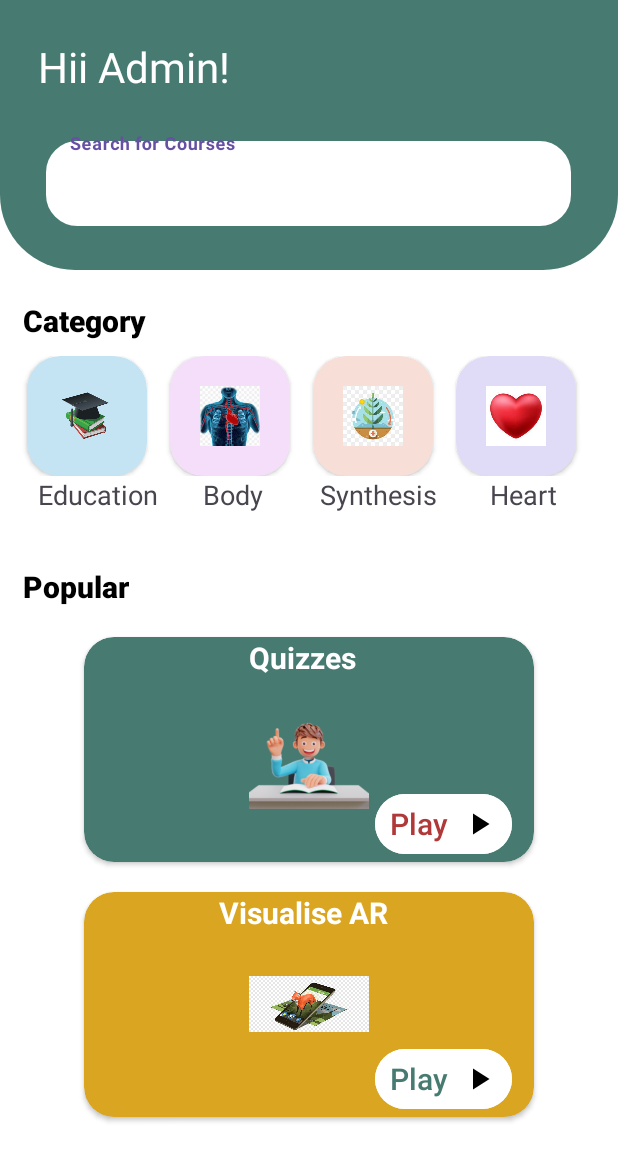
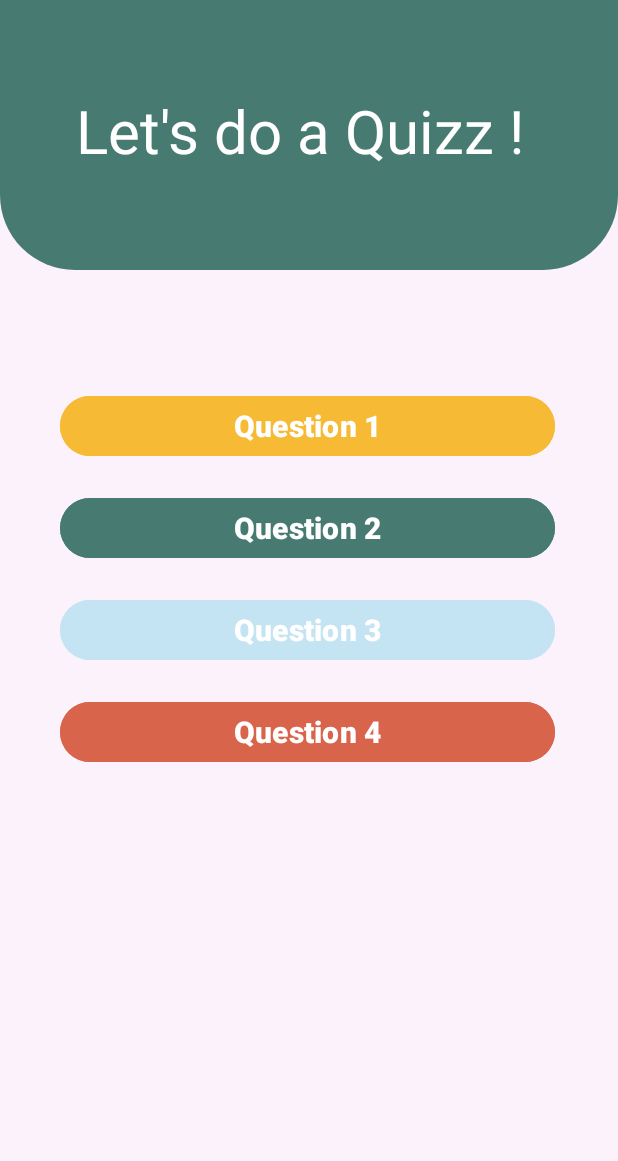
Before and after one commit to sidd5142/Vision_AR, an Android app: the homepage screen opened directly, with no data from a screen before it, after a tap on "Play", on a phone screen of 412 x 824 dp. Shown: the top 1161 px of the screen. Run offline under Robolectric (Android 15) with nearby library versions, the phone set to English and light mode, and no system bars.

Commit message:
Initial Commit

```diff
--- a/app/src/main/AndroidManifest.xml
+++ b/app/src/main/AndroidManifest.xml
@@ -21,6 +21,9 @@
         android:theme="@style/Theme.NSUT"
         tools:targetApi="31">
         <activity
+            android:name=".MCQ"
+            android:exported="false" />
+        <activity
             android:name=".homepage"
             android:exported="false" />
         <activity
--- /dev/null
+++ b/app/src/main/java/com/example/nsut/MCQ.kt
@@ -0,0 +1,19 @@
+package com.example.nsut
+
+import android.os.Bundle
+import android.widget.Button
+import androidx.appcompat.app.AppCompatActivity
+
+class MCQ : AppCompatActivity() {
+    override fun onCreate(savedInstanceState: Bundle?) {
+        super.onCreate(savedInstanceState)
+        setContentView(R.layout.activity_mcq)
+
+        val btn1 = findViewById<Button>(R.id.q1)
+        val btn2 = findViewById<Button>(R.id.q2)
+        val btn3 = findViewById<Button>(R.id.q3)
+        val btn4 = findViewById<Button>(R.id.q4)
+
+
+    }
+}
--- a/app/src/main/java/com/example/nsut/homepage.kt
+++ b/app/src/main/java/com/example/nsut/homepage.kt
@@ -1,6 +1,7 @@
 package com.example.nsut
 
 import android.content.ActivityNotFoundException
+import android.content.Intent
 import android.os.Bundle
 import android.widget.Button
 import android.widget.Toast
@@ -10,6 +11,13 @@ class homepage : AppCompatActivity() {
     override fun onCreate(savedInstanceState: Bundle?) {
         super.onCreate(savedInstanceState)
         setContentView(R.layout.activity_homepage)
+
+        var qz = findViewById<Button>(R.id.quizzesbtn)
+
+        qz.setOnClickListener {
+            val intent = Intent(this@homepage, MCQ::class.java)
+            startActivity(intent)
+        }
 
         val vr = findViewById<Button>(R.id.arbtn)
 
--- /dev/null
+++ b/app/src/main/res/layout/activity_mcq.xml
@@ -0,0 +1,82 @@
+<?xml version="1.0" encoding="utf-8"?>
+<LinearLayout xmlns:android="http://schemas.android.com/apk/res/android"
+    xmlns:app="http://schemas.android.com/apk/res-auto"
+    xmlns:tools="http://schemas.android.com/tools"
+    android:layout_width="match_parent"
+    android:layout_height="match_parent"
+    android:orientation="vertical"
+    android:background="#fbf2fc"
+    tools:context=".MCQ">
+
+    <LinearLayout
+        android:layout_width="match_parent"
+        android:layout_height="180dp"
+        android:background="@drawable/homelayout"
+        android:orientation="vertical"
+        >
+
+        <TextView
+            android:layout_width="wrap_content"
+            android:layout_height="wrap_content"
+            android:text="Let's do a Quizz !"
+            android:textSize="40dp"
+            android:textColor="@color/white"
+            android:textAlignment="center"
+            android:layout_marginTop="60dp"
+            android:layout_marginLeft="50dp"
+            />
+    </LinearLayout>
+
+    <Button
+        android:id="@+id/q1"
+        android:layout_width="330dp"
+        android:layout_height="wrap_content"
+        android:layout_marginTop="80dp"
+        android:layout_marginLeft="40dp"
+        android:text="Question 1"
+        android:textSize="20dp"
+        android:textStyle="bold"
+        android:gravity="center"
+        android:backgroundTint="#f7ba34"
+        />
+
+    <Button
+        android:id="@+id/q2"
+        android:layout_width="330dp"
+        android:layout_height="wrap_content"
+        android:layout_marginTop="20dp"
+        android:layout_marginLeft="40dp"
+        android:text="Question 2"
+        android:textSize="20dp"
+        android:textStyle="bold"
+        android:gravity="center"
+        android:backgroundTint="#477b72"
+        />
+
+    <Button
+        android:id="@+id/q3"
+        android:layout_width="330dp"
+        android:layout_height="wrap_content"
+        android:layout_marginTop="20dp"
+        android:layout_marginLeft="40dp"
+        android:text="Question 3"
+        android:textSize="20dp"
+        android:textStyle="bold"
+        android:gravity="center"
+        android:backgroundTint="#c4e4f4"
+        />
+
+    <Button
+        android:id="@+id/q4"
+        android:layout_width="330dp"
+        android:layout_height="wrap_content"
+        android:layout_marginTop="20dp"
+        android:layout_marginLeft="40dp"
+        android:text="Question 4"
+        android:textSize="20dp"
+        android:textStyle="bold"
+        android:gravity="center"
+        android:backgroundTint="#d8644b"
+        />
+
+</LinearLayout>
```
